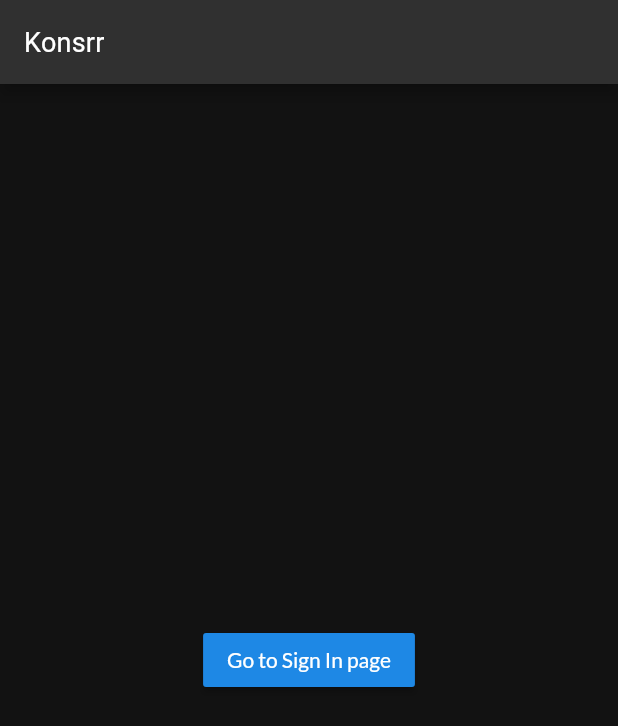
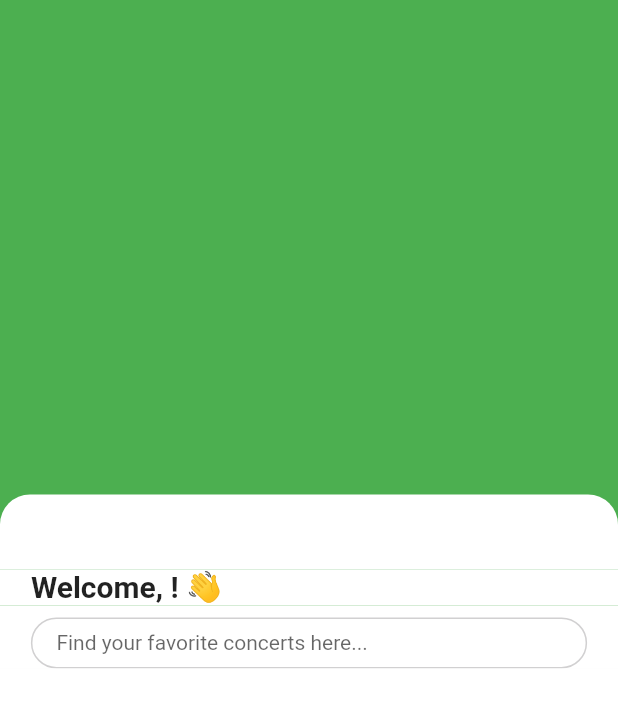
Before and after one commit to albertusdev/konsrr, a Flutter app: the HomeScreen screen opened directly, on a phone screen of 412 x 824 dp. Shown: the top 726 px of the screen. Run offline on Flutter 3.47's test engine with Material 2 defaults, Android fonts, the phone set to English and light mode, and no system bars; our stand-ins replace cloud_firestore, firebase_auth, firebase_core, get, google_fonts, google_sign_in; accounts and stored records are empty; Roboto replaces fonts that are missing (Barrio); statements that could not run were skipped.

Commit message:
Finish part of home screen

```diff
--- a/lib/src/app/screens/home_screen.dart
+++ b/lib/src/app/screens/home_screen.dart
@@ -1,41 +1,115 @@
 import 'package:cloud_firestore/cloud_firestore.dart';
+import 'package:firebase_auth/firebase_auth.dart';
+import 'package:flutter/gestures.dart';
 import 'package:flutter/material.dart';
 import 'package:get/get.dart';
+import 'package:konsrr/src/auth/controller/auth_controller.dart';
 import 'package:konsrr/src/auth/screens/auth_screen.dart';
+import 'package:konsrr/src/search/screens/search_screen.dart';
+
+import '../theme.dart';
 
 class HomeScreen extends StatelessWidget {
   @override
   Widget build(BuildContext context) {
-    return Scaffold(
-      appBar: AppBar(title: Text("Konsrr")),
-      body: Center(
-        child: Column(
-          mainAxisAlignment: MainAxisAlignment.center,
-          children: [
-            StreamBuilder<QuerySnapshot>(
-              stream:
-                  FirebaseFirestore.instance.collection('events').snapshots(),
-              builder: (context, snapshot) {
-                if (!snapshot.hasData) {
-                  return CircularProgressIndicator();
-                }
-
-                return Column(
-                  mainAxisAlignment: MainAxisAlignment.center,
-                  children: [
-                    for (final doc in snapshot.data.docs)
-                      Text(doc.data().toString())
+    return Theme(
+      data: ThemeData.light(),
+      child: Builder(
+        builder: (context) => DefaultTextStyle(
+          style:
+              AppThemes.createTextTheme(Theme.of(context).textTheme).bodyText1,
+          child: Scaffold(
+            body: Stack(
+              children: [
+                Container(
+                  height: Get.height * 0.5,
+                  width: double.infinity,
+                  color: Colors.green,
+                ),
+                CustomScrollView(
+                  anchor: 0.4,
+                  slivers: [
+                    SliverToBoxAdapter(
+                      child: Container(
+                        height: 50,
+                        child: Column(
+                          mainAxisAlignment: MainAxisAlignment.end,
+                          children: <Widget>[
+                            Container(
+                              height: 50,
+                              decoration: BoxDecoration(
+                                color: Colors.white,
+                                borderRadius: BorderRadius.only(
+                                  topLeft: const Radius.circular(20.0),
+                                  topRight: const Radius.circular(20.0),
+                                ),
+                              ),
+                            ),
+                          ],
+                        ),
+                      ),
+                    ),
+                    SliverList(
+                      delegate: SliverChildListDelegate(
+                        _buildList(context),
+                      ),
+                    ),
                   ],
-                );
-              },
+                ),
+              ],
             ),
-            RaisedButton(
-              child: Text('Go to Sign In page'),
-              onPressed: () => Get.to(AuthScreen()),
-            )
-          ],
+          ),
         ),
       ),
     );
   }
+
+  final authController = Get.find<AuthController>();
+
+  User get user => authController.user.value;
+
+  static double leftMargin = Get.width * 0.05;
+
+  Widget padLeft(Widget widget) {
+    return Padding(
+      padding: EdgeInsets.only(left: leftMargin),
+      child: widget,
+    );
+  }
+
+  List<Widget> _buildList(context) {
+    return [
+      Container(
+        color: Colors.white,
+        child: padLeft(
+          Text(
+            'Welcome, ${user.displayName}! 👋',
+            style: TextStyle(fontWeight: FontWeight.bold, fontSize: 20.0),
+          ),
+        ),
+      ),
+      Container(
+        color: Colors.white,
+        child: Container(
+          margin:
+              EdgeInsets.symmetric(horizontal: leftMargin).copyWith(top: 8.0),
+          child: InkWell(
+            onTap: () => Get.to(SearchScreen(), transition: Transition.downToUp),
+            child: Container(
+              decoration: BoxDecoration(
+                borderRadius: BorderRadius.circular(18.0),
+                border: Border.all(width: 1.0, color: Color(0xFFD1D0D1)),
+              ),
+              padding: EdgeInsets.symmetric(horizontal: 16.0, vertical: 8.0),
+              child: Text(
+                'Find your favorite concerts here...',
+                style: TextStyle(color: Theme.of(context).hintColor),
+              ),
+            ),
+          ),
+        ),
+      ),
+      Container(color: Colors.white, height: Get.height),
+    ];
+  }
 }
--- a/lib/src/app/screens/navigation_screen.dart
+++ b/lib/src/app/screens/navigation_screen.dart
@@ -14,6 +14,7 @@ class _NavigationScreenState extends State<NavigationScreen> {
   @override
   Widget build(BuildContext context) {
     return Scaffold(
+      backgroundColor: AppColors.black,
       body: IndexedStack(
         index: activeIndex,
         children: [
--- a/lib/src/app/theme.dart
+++ b/lib/src/app/theme.dart
@@ -20,9 +20,29 @@ class AppThemes {
     );
   }
 
+  static OutlinedButtonThemeData createOutlinedButtonTheme(ThemeData theme) {
+    final colorScheme = theme.colorScheme;
+    return OutlinedButtonThemeData(
+      style: ElevatedButton.styleFrom(
+        primary: colorScheme.primary,
+        onPrimary: colorScheme.onPrimary,
+        onSurface: colorScheme.onSurface,
+        shadowColor: theme.shadowColor,
+        textStyle: theme.textTheme.button,
+        visualDensity: theme.visualDensity,
+        tapTargetSize: theme.materialTapTargetSize,
+        shape: RoundedRectangleBorder(
+          borderRadius: BorderRadius.circular(18.0),
+        ),
+      ),
+    );
+  }
+
+  static TextTheme createTextTheme(TextTheme theme) => GoogleFonts.latoTextTheme(theme);
+
   static ThemeData create() {
     final orig = ThemeData.dark();
-    final textTheme = GoogleFonts.latoTextTheme(orig.textTheme);
+    final textTheme = createTextTheme(orig.textTheme);
     final base = ThemeData(
       brightness: Brightness.dark,
       primaryColor: AppColors.primary,
@@ -47,6 +67,7 @@ class AppThemes {
     );
     return base.copyWith(
       elevatedButtonTheme: createElevatedButtonTheme(base),
+      outlinedButtonTheme: createOutlinedButtonTheme(base),
     );
   }
 
--- a/lib/src/app/widgets/app_bar_with_branding_title.dart
+++ b/lib/src/app/widgets/app_bar_with_branding_title.dart
@@ -1,7 +1,10 @@
 import 'package:flutter/material.dart';
+
+import '../theme.dart';
 
 class AppBarWithBrandingTitle extends AppBar {
   AppBarWithBrandingTitle() : super(
     title: Text('Konsrr.'),
+    backgroundColor: AppColors.black,
   );
 }
--- a/lib/src/auth/screens/auth_screen.dart
+++ b/lib/src/auth/screens/auth_screen.dart
@@ -2,7 +2,6 @@ import 'package:flutter/material.dart';
 import 'package:get/get.dart';
 import 'package:konsrr/src/app/theme.dart';
 import 'package:konsrr/src/auth/controller/auth_controller.dart';
-import 'package:transparent_image/transparent_image.dart';
 
 class AuthScreen extends StatelessWidget {
   final controller = AuthController();
--- /dev/null
+++ b/lib/src/search/screens/search_screen.dart
@@ -0,0 +1,14 @@
+import 'package:flutter/material.dart';
+import 'package:konsrr/src/app/widgets/app_bar_with_branding_title.dart';
+
+class SearchScreen extends StatelessWidget {
+  @override
+  Widget build(BuildContext context) {
+    return Scaffold(
+      appBar: AppBarWithBrandingTitle(),
+      body: Center(
+        child: Text('Search Screen'),
+      ),
+    );
+  }
+}
```
